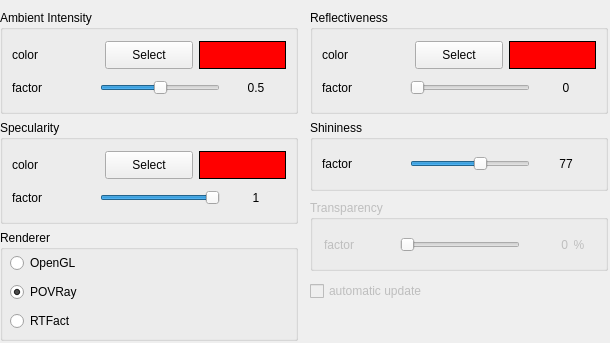
Qt form source/VIEW/DIALOGS/materialSettings.ui (BALL-Project/ball) before a commit.
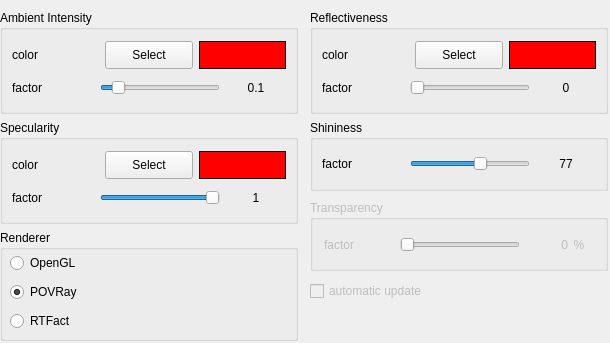
The same form after that commit.

Commit message:
Lower the default ambient light value
The default ambient light value was 0.5, which is way too bright.
(at least in POVRay). The new default value is now 0.5. This should
fix bug #247.

Additionally adjusted the tab order of widgets.

Patch:
```diff
--- a/source/VIEW/DIALOGS/materialSettings.ui
+++ b/source/VIEW/DIALOGS/materialSettings.ui
@@ -1436,11 +1436,9 @@
          </widget>
         </item>
         <item>
-         <widget class="QSlider" name="ambient_factor_slider" >
-          <property name="sizePolicy" >
-           <sizepolicy>
-            <hsizetype>0</hsizetype>
-            <vsizetype>0</vsizetype>
+         <widget class="QSlider" name="ambient_factor_slider">
+          <property name="sizePolicy">
+           <sizepolicy hsizetype="Fixed" vsizetype="Fixed">
             <horstretch>0</horstretch>
             <verstretch>0</verstretch>
            </sizepolicy>
@@ -1469,11 +1467,11 @@
           <property name="pageStep" >
            <number>1</number>
           </property>
-          <property name="value" >
-           <number>50</number>
+          <property name="value">
+           <number>10</number>
           </property>
-          <property name="sliderPosition" >
-           <number>50</number>
+          <property name="sliderPosition">
+           <number>10</number>
           </property>
           <property name="orientation" >
            <enum>Qt::Horizontal</enum>
@@ -1484,11 +1482,9 @@
          </widget>
         </item>
         <item>
-         <widget class="QLabel" name="ambient_factor_label" >
-          <property name="sizePolicy" >
-           <sizepolicy>
-            <hsizetype>0</hsizetype>
-            <vsizetype>0</vsizetype>
+         <widget class="QLabel" name="ambient_factor_label">
+          <property name="sizePolicy">
+           <sizepolicy hsizetype="Fixed" vsizetype="Fixed">
             <horstretch>0</horstretch>
             <verstretch>0</verstretch>
            </sizepolicy>
@@ -1505,8 +1501,8 @@
             <height>25</height>
            </size>
           </property>
-          <property name="text" >
-           <string>0.5</string>
+          <property name="text">
+           <string>0.1</string>
           </property>
           <property name="alignment" >
            <set>Qt::AlignCenter</set>
@@ -2546,7 +2542,7 @@
    </property>
   </widget>
  </widget>
- <layoutdefault spacing="6" margin="11" />
+ <layoutdefault spacing="6" margin="11"/>
  <includes>
   <include location="global" >BALL/COMMON/global.h</include>
  </includes>
```
Left out of the diff: 1589 changed lines with no effect on the pictures.
